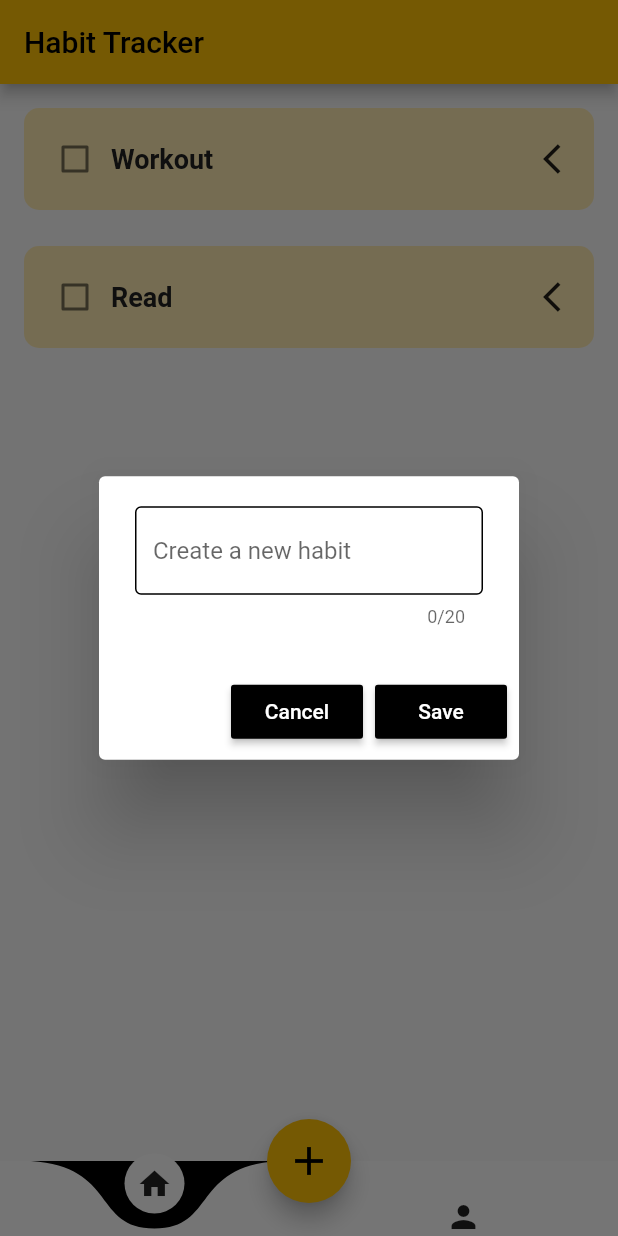
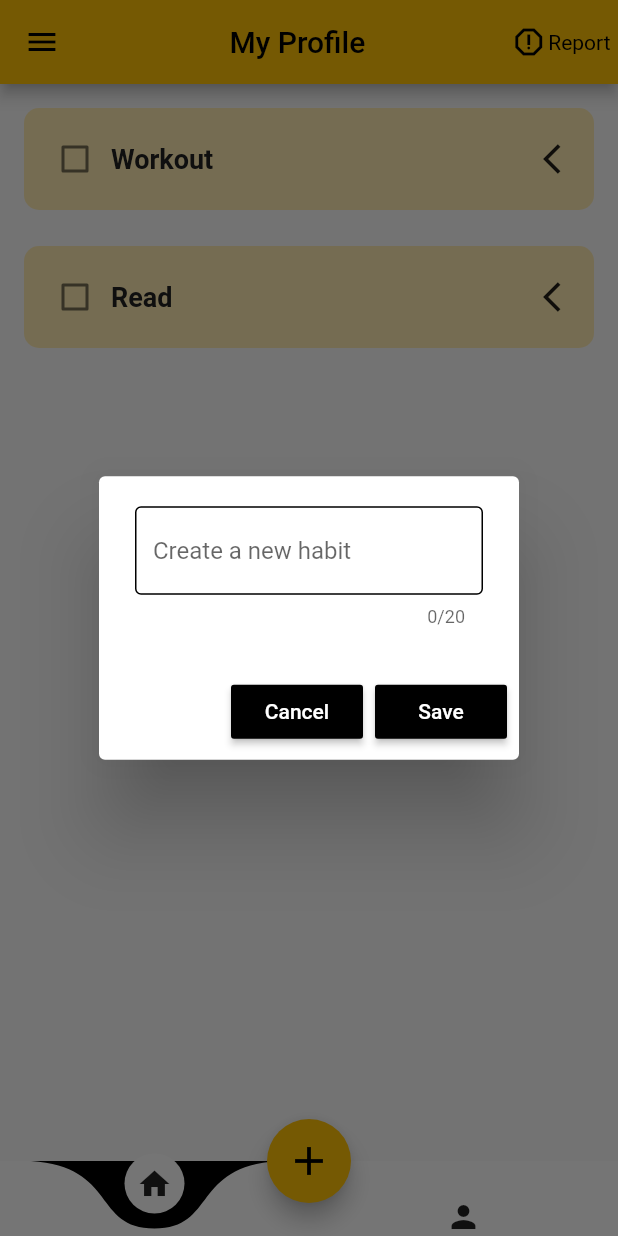
Before and after one commit to PratyushPriyam/Habit-Tracker-Flutter, a Flutter app: the screen it shows after launch, after a tap on "Skip", after a tap on "Done", after a tap on the "add" icon, on a phone screen of 412 x 824 dp. Run offline on Flutter 3.47's test engine with Material 2 defaults, Android fonts, the phone set to English and light mode, and no system bars; drawn by our look-alikes of curved_navigation_bar, flutter_slidable, overlay_support; our stand-ins replace animated_text_kit, flutter_heatmap_calendar, hive_flutter, internet_connection_checker, lottie, percent_indicator and 1 more; accounts and stored records are empty; network calls fail.

Commit message:
Merege successful. Profile and main

```diff
--- a/lib/Pages/HomePage.dart
+++ b/lib/Pages/HomePage.dart
@@ -2,7 +2,8 @@
 
 import 'package:curved_navigation_bar/curved_navigation_bar.dart';
 import 'package:flutter/material.dart';
-import 'package:habit_tracker/Pages/ProfilePage.dart';
+import 'package:habit_tracker/Pages/AboutUs.dart';
+import 'package:habit_tracker/Pages/UserProfile.dart';
 import 'package:hive_flutter/hive_flutter.dart';
 
 import '../Data/habit_dataset.dart';
@@ -98,6 +99,126 @@ class _HomePageState extends State<HomePage> {
   Widget build(BuildContext context) {
     return SafeArea(
       child: Scaffold(
+          drawer: Drawer(
+            child: ListView(
+              children: [
+                Container(
+                    height: 200,
+                    decoration: BoxDecoration(
+                        color: Colors.amber,
+                        image: DecorationImage(
+                            image: AssetImage("asset/Menu.png")),
+                        border: Border.all(
+                            color: Color.fromARGB(255, 70, 64, 2), width: 3),
+                        borderRadius: BorderRadius.all(Radius.circular(20))),
+                    child: DrawerHeader(
+                        child: Text(
+                      "Menu",
+                      style: TextStyle(fontSize: 25),
+                    ))),
+                SizedBox(height: 17),
+                ListTile(
+                  title: InkWell(
+                      child: Container(
+                        height: 40,
+                        decoration: BoxDecoration(
+                          border: Border(
+                              bottom:
+                                  BorderSide(color: Colors.black, width: 3.5)),
+                        ),
+                        child: Center(
+                            child: Text(
+                          "Home",
+                          style: TextStyle(fontSize: 20),
+                        )),
+                      ),
+                      onTap: () {
+                        Navigator.push(
+                          context,
+                          MaterialPageRoute(builder: (context) => HomePage()),
+                        );
+                      }),
+                ),
+                SizedBox(height: 5),
+                ListTile(
+                  title: Container(
+                    height: 40,
+                    decoration: BoxDecoration(
+                      border: Border(
+                          bottom: BorderSide(color: Colors.black, width: 3.5)),
+                    ),
+                    child: Center(
+                        child: Text(
+                      "Contact Us",
+                      style: TextStyle(fontSize: 20),
+                    )),
+                  ),
+                  onTap: () {
+                    final snackBar = SnackBar(
+                      content: const Text('+ 91 885336124'),
+                      backgroundColor: (Colors.black),
+                      duration: Duration(seconds: 7),
+                      action: SnackBarAction(
+                        label: 'OK',
+                        onPressed: () {},
+                      ),
+                    );
+                    ScaffoldMessenger.of(context).showSnackBar(snackBar);
+                  },
+                ),
+                SizedBox(height: 5),
+                ListTile(
+                  title: Container(
+                    height: 40,
+                    decoration: BoxDecoration(
+                      border: Border(
+                          bottom: BorderSide(color: Colors.black, width: 3.5)),
+                    ),
+                    child: Center(
+                        child: Text(
+                      "Email",
+                      style: TextStyle(fontSize: 20),
+                    )),
+                  ),
+                  onTap: () {
+                    final snackBar = SnackBar(
+                      content: const Text('Companyemail1991@gmail.com'),
+                      backgroundColor: (Colors.black),
+                      duration: Duration(seconds: 7),
+                      action: SnackBarAction(
+                        label: 'OK',
+                        onPressed: () {},
+                      ),
+                    );
+                    ScaffoldMessenger.of(context).showSnackBar(snackBar);
+                  },
+                ),
+                SizedBox(height: 5),
+                ListTile(
+                  title: InkWell(
+                    child: Container(
+                      height: 40,
+                      decoration: BoxDecoration(
+                        border: Border(
+                            bottom: BorderSide(color: Colors.black, width: 4)),
+                      ),
+                      child: Center(
+                          child: Text(
+                        "About Us",
+                        style: TextStyle(fontSize: 20),
+                      )),
+                    ),
+                    onTap: () {
+                      Navigator.push(
+                        context,
+                        MaterialPageRoute(builder: (context) => About_Us()),
+                      );
+                    },
+                  ),
+                ),
+              ],
+            ),
+          ),
           bottomNavigationBar: CurvedNavigationBar(
             height: 50.0,
             backgroundColor: Colors.black,
@@ -113,7 +234,31 @@ class _HomePageState extends State<HomePage> {
             },
           ),
           appBar: AppBar(
-            title: const Text("Habit Tracker"),
+            title: Container(
+              child: Center(
+                  child: Text(
+                "My Profile",
+              )),
+            ),
+            actions: [
+              InkWell(
+                onTap: () => {print("Button Tapped")},
+                child: Container(
+                  padding: EdgeInsets.only(right: 5),
+                  child: Row(
+                    children: [
+                      Icon(Icons.report_gmailerrorred_outlined),
+                      SizedBox(
+                        width: 1,
+                      ),
+                      Container(
+                        child: Text("Report"),
+                      ),
+                    ],
+                  ),
+                ),
+              )
+            ],
           ),
           floatingActionButton: MyFab(
             onPressed: createNewHabit,
@@ -138,7 +283,7 @@ class _HomePageState extends State<HomePage> {
           db.loadData();
           break;
         case 1:
-          widget = ProfilePage();
+          widget = UserProfile();
           db.loadData();
 
           break;
--- a/pubspec.yaml
+++ b/pubspec.yaml
@@ -45,6 +45,9 @@ dependencies:
   lottie:
   internet_connection_checker:
   overlay_support:
+  flutter_heatmap_calendar: ^1.0.5
+  percent_indicator: ^4.2.2
+  animated_text_kit: ^4.2.2
 
 dev_dependencies:
   flutter_test:
@@ -80,6 +83,7 @@ flutter:
   # To add assets to your application, add an assets section, like this:
   assets:
     - assets/habit_tracker_icon.png
+    - assets/
   #   - images/a_dot_ham.jpeg
 
   # An image asset can refer to one or more resolution-specific "variants", see
```
Also changed, not shown: lib/Pages/AboutUs.dart (added, +37 -0 lines), lib/Pages/ProfilePage.dart (deleted, +0 -22 lines), lib/Pages/UserProfile.dart (added, +162 -0 lines), lib/Util/HeatMap.dart (added, +47 -0 lines), lib/Util/PercentageIndicator.dart (added, +33 -0 lines), lib/Util/TextAnimation.dart (added, +28 -0 lines), pubspec.lock.
